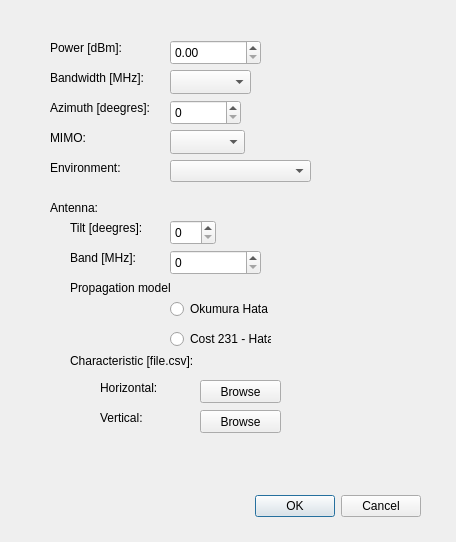
Before: the Qt Designer form SectorForm.ui in Berlisia/RSRPCalclulator, drawn with Qt 5.
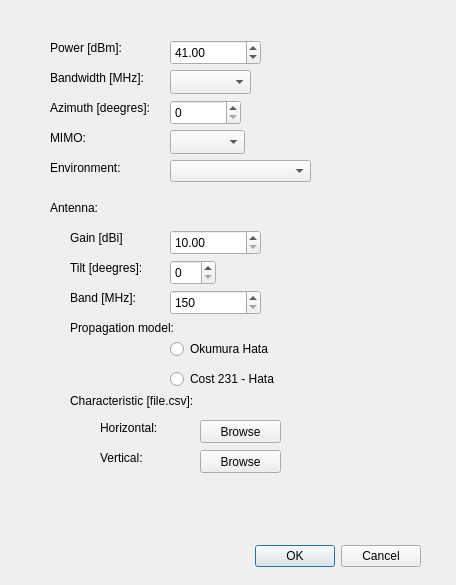
After: the same form once the commit is applied.

The edit to the form file:
```diff
--- a/SectorForm.ui
+++ b/SectorForm.ui
@@ -7,7 +7,7 @@
     <x>0</x>
     <y>0</y>
     <width>456</width>
-    <height>542</height>
+    <height>585</height>
    </rect>
   </property>
   <property name="windowTitle">
@@ -17,7 +17,7 @@
    <property name="geometry">
     <rect>
      <x>80</x>
-     <y>490</y>
+     <y>540</y>
      <width>341</width>
      <height>32</height>
     </rect>
@@ -46,7 +46,7 @@
    <property name="geometry">
     <rect>
      <x>100</x>
-     <y>410</y>
+     <y>450</y>
      <width>55</width>
      <height>16</height>
     </rect>
@@ -72,7 +72,7 @@
    <property name="geometry">
     <rect>
      <x>70</x>
-     <y>250</y>
+     <y>290</y>
      <width>81</width>
      <height>16</height>
     </rect>
@@ -95,7 +95,7 @@
    <property name="geometry">
     <rect>
      <x>100</x>
-     <y>380</y>
+     <y>420</y>
      <width>71</width>
      <height>16</height>
     </rect>
@@ -113,6 +113,12 @@
      <height>25</height>
     </rect>
    </property>
+   <property name="maximum">
+    <double>50.000000000000000</double>
+   </property>
+   <property name="value">
+    <double>41.000000000000000</double>
+   </property>
   </widget>
   <widget class="QLabel" name="antennaLabel">
    <property name="geometry">
@@ -154,7 +160,7 @@
    <property name="geometry">
     <rect>
      <x>200</x>
-     <y>380</y>
+     <y>420</y>
      <width>81</width>
      <height>23</height>
     </rect>
@@ -177,7 +183,7 @@
    <property name="geometry">
     <rect>
      <x>70</x>
-     <y>350</y>
+     <y>390</y>
      <width>151</width>
      <height>21</height>
     </rect>
@@ -190,7 +196,7 @@
    <property name="geometry">
     <rect>
      <x>200</x>
-     <y>410</y>
+     <y>450</y>
      <width>81</width>
      <height>23</height>
     </rect>
@@ -216,17 +222,20 @@
    <property name="geometry">
     <rect>
      <x>170</x>
-     <y>220</y>
+     <y>260</y>
      <width>46</width>
      <height>25</height>
     </rect>
    </property>
+   <property name="maximum">
+    <number>180</number>
+   </property>
   </widget>
   <widget class="QLabel" name="tiltLabel">
    <property name="geometry">
     <rect>
      <x>70</x>
-     <y>220</y>
+     <y>260</y>
      <width>91</width>
      <height>16</height>
     </rect>
@@ -239,11 +248,20 @@
    <property name="geometry">
     <rect>
      <x>170</x>
-     <y>250</y>
+     <y>290</y>
      <width>91</width>
      <height>25</height>
     </rect>
    </property>
+   <property name="minimum">
+    <number>150</number>
+   </property>
+   <property name="maximum">
+    <number>2000</number>
+   </property>
+   <property name="displayIntegerBase">
+    <number>10</number>
+   </property>
   </widget>
   <widget class="QLabel" name="label">
    <property name="geometry">
@@ -272,8 +290,8 @@
    <property name="geometry">
     <rect>
      <x>70</x>
-     <y>280</y>
-     <width>101</width>
+     <y>320</y>
+     <width>131</width>
      <height>16</height>
     </rect>
    </property>
@@ -285,8 +303,8 @@
    <property name="geometry">
     <rect>
      <x>170</x>
-     <y>300</y>
-     <width>101</width>
+     <y>340</y>
+     <width>131</width>
      <height>18</height>
     </rect>
    </property>
@@ -298,8 +316,8 @@
    <property name="geometry">
     <rect>
      <x>170</x>
-     <y>330</y>
-     <width>101</width>
+     <y>370</y>
+     <width>151</width>
      <height>18</height>
     </rect>
    </property>
@@ -307,6 +325,35 @@
     <string>Cost 231 - Hata</string>
    </property>
   </widget>
+  <widget class="QLabel" name="label_3">
+   <property name="geometry">
+    <rect>
+     <x>70</x>
+     <y>230</y>
+     <width>55</width>
+     <height>16</height>
+    </rect>
+   </property>
+   <property name="text">
+    <string>Gain [dBi]</string>
+   </property>
+  </widget>
+  <widget class="QDoubleSpinBox" name="doubleSpinBox">
+   <property name="geometry">
+    <rect>
+     <x>170</x>
+     <y>230</y>
+     <width>91</width>
+     <height>25</height>
+    </rect>
+   </property>
+   <property name="minimum">
+    <double>10.000000000000000</double>
+   </property>
+   <property name="maximum">
+    <double>30.000000000000000</double>
+   </property>
+  </widget>
  </widget>
  <resources/>
  <connections>
```
Left out of the diff: 3 changed lines with no effect on the pictures.
